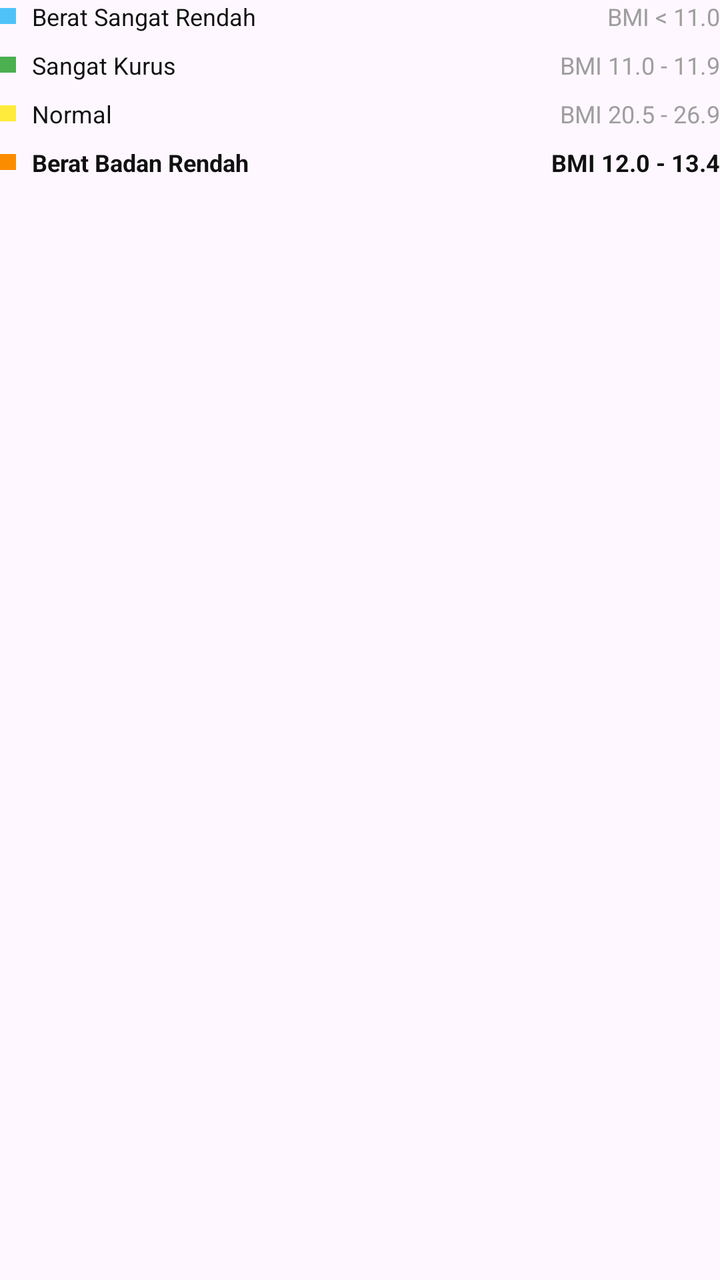
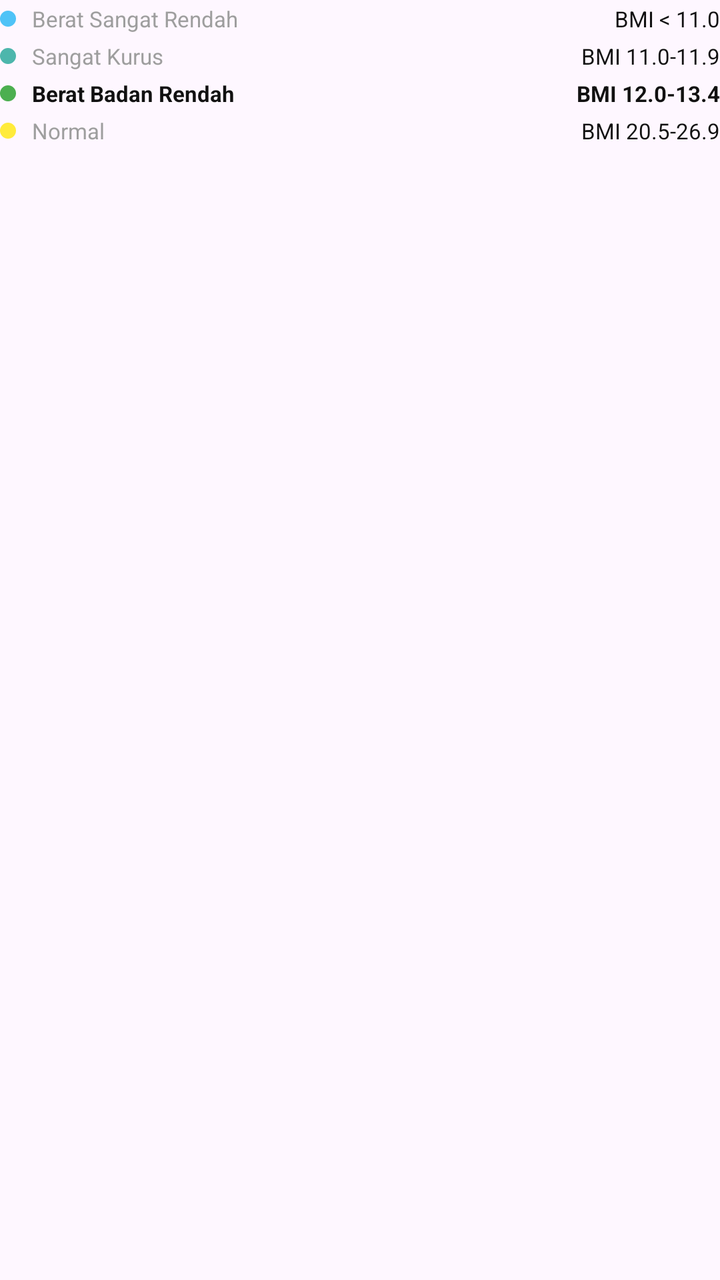

Screens rendered from an Android XML layout before and after an edit, with the pre-edit source and the edit as a unified diff.
<!-- AndroidManifest.xml: application theme Theme.TrackerSiklusMenstruasi -->
<!-- res/layout/item_bmi_legend.xml -->
<?xml version="1.0" encoding="utf-8"?>
<LinearLayout xmlns:android="http://schemas.android.com/apk/res/android"
    android:layout_width="match_parent"
    android:layout_height="wrap_content"
    android:orientation="vertical">

    <LinearLayout android:layout_width="match_parent" android:layout_height="wrap_content" android:orientation="horizontal" android:layout_marginBottom="8dp">
        <View android:layout_width="8dp" android:layout_height="8dp" android:layout_gravity="center_vertical" android:background="#4FC3F7" />
        <TextView android:layout_width="0dp" android:layout_height="wrap_content" android:layout_weight="1" android:layout_marginStart="8dp" android:text="Berat Sangat Rendah" android:textSize="12sp" android:textColor="@color/black" />
        <TextView android:layout_width="wrap_content" android:layout_height="wrap_content" android:text="BMI &lt; 11.0" android:textSize="12sp" android:textColor="@color/gray" />
    </LinearLayout>

    <LinearLayout android:layout_width="match_parent" android:layout_height="wrap_content" android:orientation="horizontal" android:layout_marginBottom="8dp">
        <View android:layout_width="8dp" android:layout_height="8dp" android:layout_gravity="center_vertical" android:background="#4CAF50" />
        <TextView android:layout_width="0dp" android:layout_height="wrap_content" android:layout_weight="1" android:layout_marginStart="8dp" android:text="Sangat Kurus" android:textSize="12sp" android:textColor="@color/black" />
        <TextView android:layout_width="wrap_content" android:layout_height="wrap_content" android:text="BMI 11.0 - 11.9" android:textSize="12sp" android:textColor="@color/gray" />
    </LinearLayout>

    <LinearLayout android:layout_width="match_parent" android:layout_height="wrap_content" android:orientation="horizontal" android:layout_marginBottom="8dp">
        <View android:layout_width="8dp" android:layout_height="8dp" android:layout_gravity="center_vertical" android:background="#FFEB3B" />
        <TextView android:layout_width="0dp" android:layout_height="wrap_content" android:layout_weight="1" android:layout_marginStart="8dp" android:text="Normal" android:textSize="12sp" android:textColor="@color/black" />
        <TextView android:layout_width="wrap_content" android:layout_height="wrap_content" android:text="BMI 20.5 - 26.9" android:textSize="12sp" android:textColor="@color/gray" />
    </LinearLayout>

    <LinearLayout android:layout_width="match_parent" android:layout_height="wrap_content" android:orientation="horizontal" android:layout_marginBottom="8dp">
        <View android:layout_width="8dp" android:layout_height="8dp" android:layout_gravity="center_vertical" android:background="#FB8C00" />
        <TextView android:layout_width="0dp" android:layout_height="wrap_content" android:layout_weight="1" android:layout_marginStart="8dp" android:text="Berat Badan Rendah" android:textSize="12sp" android:textColor="@color/black" android:textStyle="bold" />
        <TextView android:layout_width="wrap_content" android:layout_height="wrap_content" android:text="BMI 12.0 - 13.4" android:textSize="12sp" android:textColor="@color/black" android:textStyle="bold" />
    </LinearLayout>

</LinearLayout>
<!-- resources referenced by this layout -->
<resources>
  <color name="black">#111111</color>
  <color name="gray">#9E9E9E</color>
  <style name="Theme.TrackerSiklusMenstruasi" parent="Base.Theme.TrackerSiklusMenstruasi">
          
          <item name="android:editTextColor">@color/pink_main</item>
          <item name="android:textColorPrimary">@color/pink_main</item>
      </style>
  <style name="Base.Theme.TrackerSiklusMenstruasi" parent="Theme.Material3.DayNight.NoActionBar">
          
          <item name="colorPrimary">@color/pink_main</item>
          <item name="colorControlNormal">@color/pink_main</item>
      </style>
  <color name="pink_main">#FF5C7A</color>
</resources>

<!-- the commit's change to res/layout/item_bmi_legend.xml (unified diff, before → after) -->
@@ -2,30 +2,31 @@
 <LinearLayout xmlns:android="http://schemas.android.com/apk/res/android"
     android:layout_width="match_parent"
     android:layout_height="wrap_content"
+    android:layout_marginTop="16dp"
     android:orientation="vertical">
 
-    <LinearLayout android:layout_width="match_parent" android:layout_height="wrap_content" android:orientation="horizontal" android:layout_marginBottom="8dp">
-        <View android:layout_width="8dp" android:layout_height="8dp" android:layout_gravity="center_vertical" android:background="#4FC3F7" />
-        <TextView android:layout_width="0dp" android:layout_height="wrap_content" android:layout_weight="1" android:layout_marginStart="8dp" android:text="Berat Sangat Rendah" android:textSize="12sp" android:textColor="@color/black" />
-        <TextView android:layout_width="wrap_content" android:layout_height="wrap_content" android:text="BMI &lt; 11.0" android:textSize="12sp" android:textColor="@color/gray" />
+    <LinearLayout android:layout_width="match_parent" android:layout_height="wrap_content" android:orientation="horizontal" android:paddingVertical="2dp">
+        <View android:layout_width="8dp" android:layout_height="8dp" android:layout_gravity="center_vertical" android:background="@drawable/bg_circle_pink" android:backgroundTint="#4FC3F7" />
+        <TextView android:layout_width="0dp" android:layout_height="wrap_content" android:layout_weight="1" android:layout_marginStart="8dp" android:text="Berat Sangat Rendah" android:textSize="11sp" android:textColor="@color/gray" />
+        <TextView android:layout_width="wrap_content" android:layout_height="wrap_content" android:text="BMI &lt; 11.0" android:textSize="11sp" android:textColor="@color/black" />
     </LinearLayout>
 
-    <LinearLayout android:layout_width="match_parent" android:layout_height="wrap_content" android:orientation="horizontal" android:layout_marginBottom="8dp">
-        <View android:layout_width="8dp" android:layout_height="8dp" android:layout_gravity="center_vertical" android:background="#4CAF50" />
-        <TextView android:layout_width="0dp" android:layout_height="wrap_content" android:layout_weight="1" android:layout_marginStart="8dp" android:text="Sangat Kurus" android:textSize="12sp" android:textColor="@color/black" />
-        <TextView android:layout_width="wrap_content" android:layout_height="wrap_content" android:text="BMI 11.0 - 11.9" android:textSize="12sp" android:textColor="@color/gray" />
+    <LinearLayout android:layout_width="match_parent" android:layout_height="wrap_content" android:orientation="horizontal" android:paddingVertical="2dp">
+        <View android:layout_width="8dp" android:layout_height="8dp" android:layout_gravity="center_vertical" android:background="@drawable/bg_circle_pink" android:backgroundTint="#4DB6AC" />
+        <TextView android:layout_width="0dp" android:layout_height="wrap_content" android:layout_weight="1" android:layout_marginStart="8dp" android:text="Sangat Kurus" android:textSize="11sp" android:textColor="@color/gray" />
+        <TextView android:layout_width="wrap_content" android:layout_height="wrap_content" android:text="BMI 11.0-11.9" android:textSize="11sp" android:textColor="@color/black" />
     </LinearLayout>
 
-    <LinearLayout android:layout_width="match_parent" android:layout_height="wrap_content" android:orientation="horizontal" android:layout_marginBottom="8dp">
-        <View android:layout_width="8dp" android:layout_height="8dp" android:layout_gravity="center_vertical" android:background="#FFEB3B" />
-        <TextView android:layout_width="0dp" android:layout_height="wrap_content" android:layout_weight="1" android:layout_marginStart="8dp" android:text="Normal" android:textSize="12sp" android:textColor="@color/black" />
-        <TextView android:layout_width="wrap_content" android:layout_height="wrap_content" android:text="BMI 20.5 - 26.9" android:textSize="12sp" android:textColor="@color/gray" />
+    <LinearLayout android:layout_width="match_parent" android:layout_height="wrap_content" android:orientation="horizontal" android:paddingVertical="2dp">
+        <View android:layout_width="8dp" android:layout_height="8dp" android:layout_gravity="center_vertical" android:background="@drawable/bg_circle_pink" android:backgroundTint="#4CAF50" />
+        <TextView android:layout_width="0dp" android:layout_height="wrap_content" android:layout_weight="1" android:layout_marginStart="8dp" android:text="Berat Badan Rendah" android:textSize="11sp" android:textColor="@color/black" android:textStyle="bold" />
+        <TextView android:layout_width="wrap_content" android:layout_height="wrap_content" android:text="BMI 12.0-13.4" android:textSize="11sp" android:textColor="@color/black" android:textStyle="bold" />
     </LinearLayout>
 
-    <LinearLayout android:layout_width="match_parent" android:layout_height="wrap_content" android:orientation="horizontal" android:layout_marginBottom="8dp">
-        <View android:layout_width="8dp" android:layout_height="8dp" android:layout_gravity="center_vertical" android:background="#FB8C00" />
-        <TextView android:layout_width="0dp" android:layout_height="wrap_content" android:layout_weight="1" android:layout_marginStart="8dp" android:text="Berat Badan Rendah" android:textSize="12sp" android:textColor="@color/black" android:textStyle="bold" />
-        <TextView android:layout_width="wrap_content" android:layout_height="wrap_content" android:text="BMI 12.0 - 13.4" android:textSize="12sp" android:textColor="@color/black" android:textStyle="bold" />
+    <LinearLayout android:layout_width="match_parent" android:layout_height="wrap_content" android:orientation="horizontal" android:paddingVertical="2dp">
+        <View android:layout_width="8dp" android:layout_height="8dp" android:layout_gravity="center_vertical" android:background="@drawable/bg_circle_pink" android:backgroundTint="#FFEB3B" />
+        <TextView android:layout_width="0dp" android:layout_height="wrap_content" android:layout_weight="1" android:layout_marginStart="8dp" android:text="Normal" android:textSize="11sp" android:textColor="@color/gray" />
+        <TextView android:layout_width="wrap_content" android:layout_height="wrap_content" android:text="BMI 20.5-26.9" android:textSize="11sp" android:textColor="@color/black" />
     </LinearLayout>
 
 </LinearLayout>
<!-- resource entries referenced after the edit -->
@@ -2,10 +2,20 @@
 <resources>
   <color name="black">#111111</color>
   <color name="gray">#9E9E9E</color>
+  <!-- drawable bg_circle_pink (drawable) -->
+  <?xml version="1.0" encoding="utf-8"?>
+  <shape xmlns:android="http://schemas.android.com/apk/res/android"
+      android:shape="oval">
+      <solid android:color="@color/pink_main" />
+  </shape>
   <style name="Theme.TrackerSiklusMenstruasi" parent="Base.Theme.TrackerSiklusMenstruasi">
           
           <item name="android:editTextColor">@color/pink_main</item>
           <item name="android:textColorPrimary">@color/pink_main</item>
+          <item name="android:navigationBarColor">@android:color/transparent</item>
+          <item name="android:windowTranslucentNavigation">true</item>
+          <item name="android:statusBarColor">@android:color/transparent</item>
+          <item name="android:windowLightStatusBar">true</item>
       </style>
   <style name="Base.Theme.TrackerSiklusMenstruasi" parent="Theme.Material3.DayNight.NoActionBar">
           
